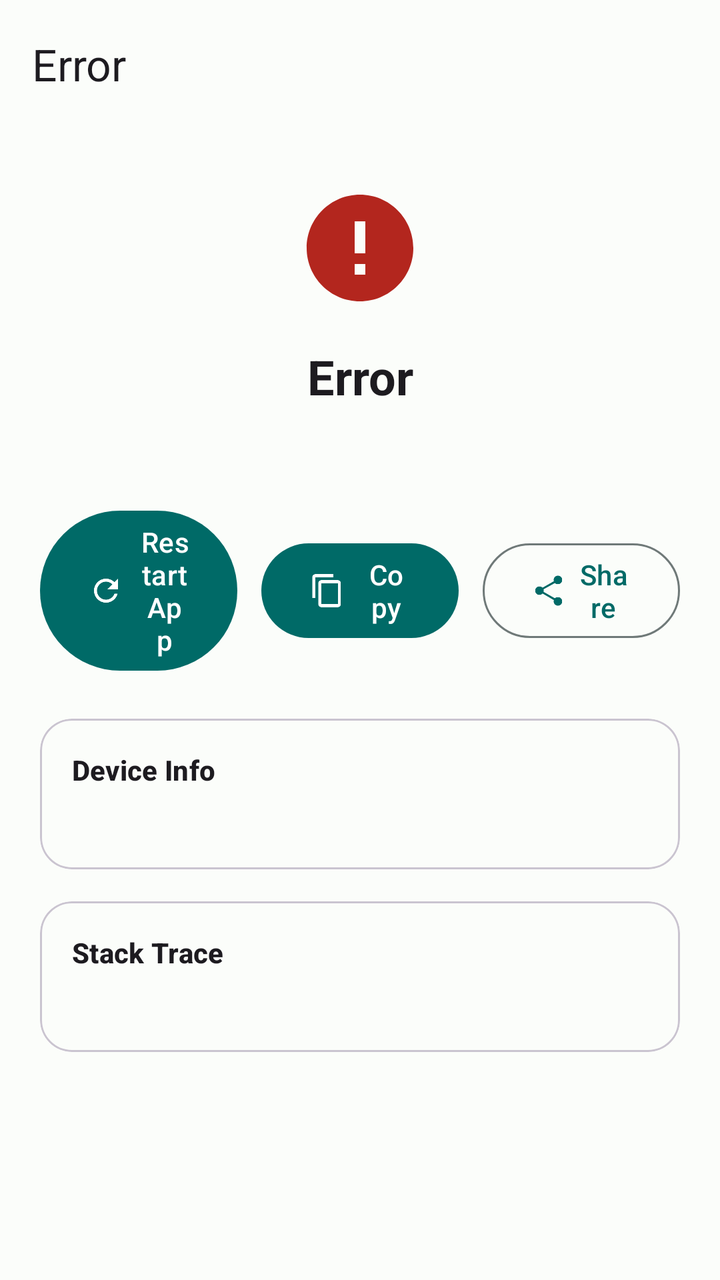
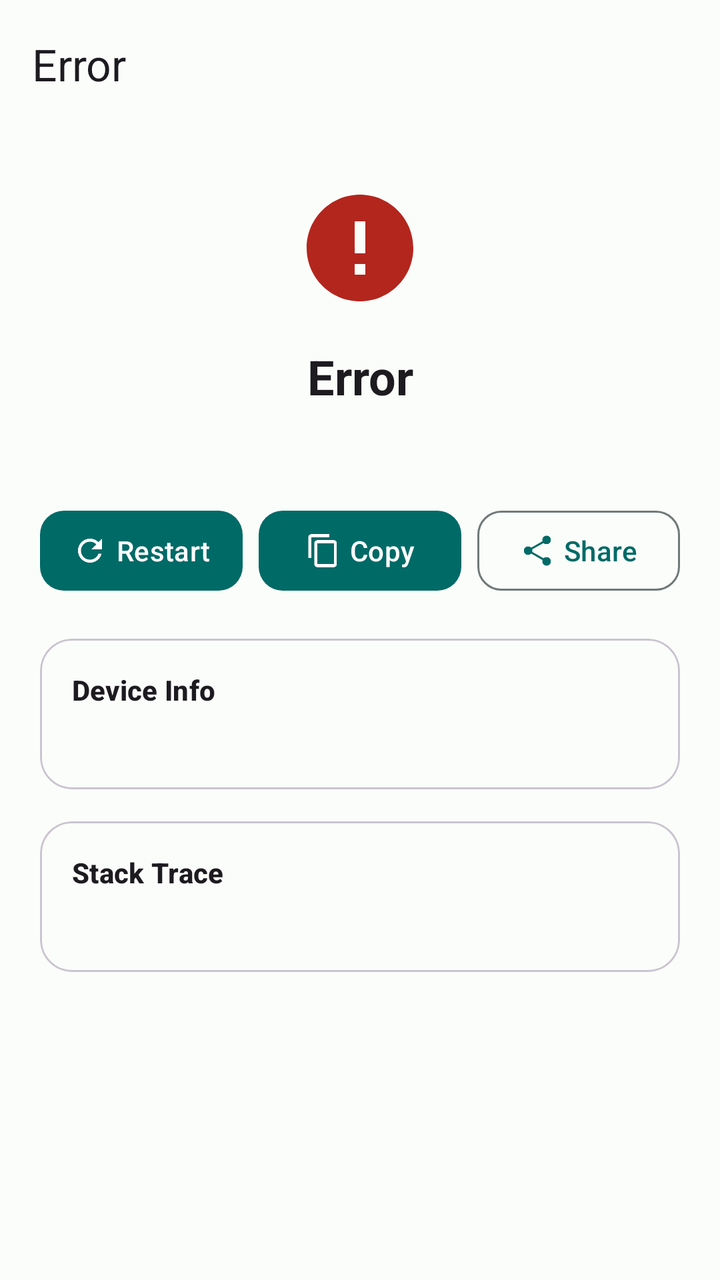

The first picture is an Android layout as it rendered before a commit; the second is the same layout after the commit. The layout source and the unified diff follow.
<!-- AndroidManifest.xml: application theme BaseTheme -->
<!-- res/layout/activity_crash.xml -->
<?xml version="1.0" encoding="utf-8"?>
<androidx.coordinatorlayout.widget.CoordinatorLayout xmlns:android="http://schemas.android.com/apk/res/android"
    xmlns:app="http://schemas.android.com/apk/res-auto"
    android:layout_width="match_parent"
    android:layout_height="match_parent"
    android:fitsSystemWindows="true">

    <com.google.android.material.appbar.AppBarLayout
        android:layout_width="match_parent"
        android:layout_height="wrap_content"
        android:fitsSystemWindows="true">

        <com.google.android.material.appbar.MaterialToolbar
            android:id="@+id/toolbar"
            android:layout_width="match_parent"
            android:layout_height="?attr/actionBarSize"
            app:title="@string/error_occurred" />

    </com.google.android.material.appbar.AppBarLayout>

    <androidx.core.widget.NestedScrollView
        android:layout_width="match_parent"
        android:layout_height="match_parent"
        android:fillViewport="true"
        app:layout_behavior="@string/appbar_scrolling_view_behavior">

        <LinearLayout
            android:layout_width="match_parent"
            android:layout_height="wrap_content"
            android:orientation="vertical"
            android:padding="20dp">

            <ImageView
                android:layout_width="64dp"
                android:layout_height="64dp"
                android:layout_gravity="center_horizontal"
                android:layout_marginTop="8dp"
                android:layout_marginBottom="16dp"
                android:src="@drawable/ic_error"
                app:tint="?attr/colorError" />

            <TextView
                android:layout_width="match_parent"
                android:layout_height="wrap_content"
                android:text="@string/error_occurred"
                android:textAlignment="center"
                android:textAppearance="?attr/textAppearanceHeadlineSmall"
                android:textStyle="bold" />

            <TextView
                android:id="@+id/crashSubtitle"
                android:layout_width="match_parent"
                android:layout_height="wrap_content"
                android:layout_marginTop="8dp"
                android:layout_marginBottom="20dp"
                android:textAlignment="center"
                android:textAppearance="?attr/textAppearanceBodyMedium"
                android:textColor="?android:attr/textColorSecondary" />

            <LinearLayout
                android:layout_width="match_parent"
                android:layout_height="wrap_content"
                android:layout_marginBottom="20dp"
                android:gravity="center"
                android:orientation="horizontal">

                <com.google.android.material.button.MaterialButton
                    android:id="@+id/restartBtn"
                    android:layout_width="0dp"
                    android:layout_height="wrap_content"
                    android:layout_marginEnd="6dp"
                    android:layout_weight="1"
                    android:text="@string/restart"
                    app:icon="@drawable/ic_refresh" />

                <com.google.android.material.button.MaterialButton
                    android:id="@+id/copyBtn"
                    style="?attr/materialButtonTonalStyle"
                    android:layout_width="0dp"
                    android:layout_height="wrap_content"
                    android:layout_marginStart="6dp"
                    android:layout_marginEnd="6dp"
                    android:layout_weight="1"
                    android:text="@string/copy"
                    app:icon="@drawable/ic_copy" />

                <com.google.android.material.button.MaterialButton
                    android:id="@+id/shareBtn"
                    style="?attr/materialButtonOutlinedStyle"
                    android:layout_width="0dp"
                    android:layout_height="wrap_content"
                    android:layout_marginStart="6dp"
                    android:layout_weight="1"
                    android:text="@string/share"
                    app:icon="@drawable/ic_share" />

            </LinearLayout>

            <com.google.android.material.card.MaterialCardView
                android:layout_width="match_parent"
                android:layout_height="wrap_content"
                android:layout_marginBottom="16dp"
                app:cardCornerRadius="16dp"
                app:cardElevation="0dp"
                app:strokeColor="?attr/colorOutlineVariant"
                app:strokeWidth="1dp">

                <LinearLayout
                    android:layout_width="match_parent"
                    android:layout_height="wrap_content"
                    android:orientation="vertical"
                    android:padding="16dp">

                    <TextView
                        android:layout_width="match_parent"
                        android:layout_height="wrap_content"
                        android:layout_marginBottom="8dp"
                        android:text="@string/device_info"
                        android:textAppearance="?attr/textAppearanceTitleSmall"
                        android:textStyle="bold" />

                    <TextView
                        android:id="@+id/deviceInfoText"
                        android:layout_width="match_parent"
                        android:layout_height="wrap_content"
                        android:textAppearance="?attr/textAppearanceBodySmall"
                        android:textColor="?android:attr/textColorSecondary" />

                </LinearLayout>

            </com.google.android.material.card.MaterialCardView>

            <com.google.android.material.card.MaterialCardView
                android:layout_width="match_parent"
                android:layout_height="wrap_content"
                android:layout_marginBottom="24dp"
                app:cardCornerRadius="16dp"
                app:cardElevation="0dp"
                app:strokeColor="?attr/colorOutlineVariant"
                app:strokeWidth="1dp">

                <LinearLayout
                    android:layout_width="match_parent"
                    android:layout_height="wrap_content"
                    android:orientation="vertical"
                    android:padding="16dp">

                    <TextView
                        android:layout_width="match_parent"
                        android:layout_height="wrap_content"
                        android:layout_marginBottom="8dp"
                        android:text="@string/stack_trace"
                        android:textAppearance="?attr/textAppearanceTitleSmall"
                        android:textStyle="bold" />

                    <HorizontalScrollView
                        android:layout_width="match_parent"
                        android:layout_height="wrap_content">

                        <TextView
                            android:id="@+id/stackTraceText"
                            android:layout_width="wrap_content"
                            android:layout_height="wrap_content"
                            android:fontFamily="monospace"
                            android:textAppearance="?attr/textAppearanceBodySmall"
                            android:textColor="?android:attr/textColorSecondary"
                            android:textIsSelectable="true" />

                    </HorizontalScrollView>

                </LinearLayout>

            </com.google.android.material.card.MaterialCardView>

        </LinearLayout>

    </androidx.core.widget.NestedScrollView>

</androidx.coordinatorlayout.widget.CoordinatorLayout>
<!-- resources referenced by this layout -->
<resources>
  <!-- drawable ic_copy (drawable) -->
  <vector xmlns:android="http://schemas.android.com/apk/res/android"
      android:width="24dp"
      android:height="24dp"
      android:tint="?attr/colorControlNormal"
      android:viewportWidth="24"
      android:viewportHeight="24">
      <path
          android:fillColor="@android:color/white"
          android:pathData="M16,1L4,1c-1.1,0 -2,0.9 -2,2v14h2L4,3h12L16,1zM19,5L8,5c-1.1,0 -2,0.9 -2,2v14c0,1.1 0.9,2 2,2h11c1.1,0 2,-0.9 2,-2L21,7c0,-1.1 -0.9,-2 -2,-2zM19,21L8,21L8,7h11v14z" />
  </vector>
  <!-- drawable ic_error (drawable) -->
  <vector xmlns:android="http://schemas.android.com/apk/res/android"
      android:width="24dp"
      android:height="24dp"
      android:tint="?attr/colorControlNormal"
      android:viewportWidth="24"
      android:viewportHeight="24">
      <path
          android:fillColor="@android:color/white"
          android:pathData="M12,2C6.48,2 2,6.48 2,12s4.48,10 10,10 10,-4.48 10,-10S17.52,2 12,2zM13,17h-2v-2h2v2zM13,13h-2V7h2v6z" />
  </vector>
  <!-- drawable ic_refresh (drawable) -->
  <vector xmlns:android="http://schemas.android.com/apk/res/android"
      android:width="24dp"
      android:height="24dp"
      android:tint="?attr/colorControlNormal"
      android:viewportWidth="24"
      android:viewportHeight="24">
      <path
          android:fillColor="@android:color/white"
          android:pathData="M17.65,6.35C16.2,4.9 14.21,4 12,4c-4.42,0 -7.99,3.58 -7.99,8s3.57,8 7.99,8c3.73,0 6.84,-2.55 7.73,-6h-2.08c-0.82,2.33 -3.04,4 -5.65,4 -3.31,0 -6,-2.69 -6,-6s2.69,-6 6,-6c1.66,0 3.14,0.69 4.22,1.78L13,11h7V4l-2.35,2.35z" />
  </vector>
  <string name="copy">Copy</string>
  <string name="device_info">Device Info</string>
  <string name="error_occurred">Error</string>
  <string name="restart">Restart App</string>
  <string name="share">Share</string>
  <string name="stack_trace">Stack Trace</string>
  <style name="Preference.SwitchPreferenceCompat.Material3" parent="@style/Preference.SwitchPreferenceCompat.Material">
  
          <item name="widgetLayout">@layout/view_preference_switch</item>
          <item name="singleLineTitle">false</item>
  
      </style>
  <style name="snackBarStyle" parent="@style/Widget.Material3.Snackbar">
          <item name="shapeAppearance">@style/ShapeAppearance.Material3.Corner.ExtraLarge</item>
          <item name="android:paddingStart">20dp</item>
          <item name="android:paddingEnd">20dp</item>
          <item name="maxLines">2</item>
          <item name="animationMode">slide</item>
      </style>
  <style name="AlertDialogTheme" parent="ThemeOverlay.Material3.MaterialAlertDialog">
          <item name="buttonBarPositiveButtonStyle">@style/PositiveButton</item>
          <item name="buttonBarNegativeButtonStyle">@style/Widget.Material3.Button.OutlinedButton</item>
          <item name="buttonBarNeutralButtonStyle">@style/Widget.Material3.Button.OutlinedButton</item>
      </style>
  <style name="PositiveButton" parent="Widget.Material3.Button">
          <item name="android:layout_marginStart">16dp</item>
      </style>
  <!-- unchanged entries left out for length: 2 -->
</resources>

<!-- the commit's change to res/layout/activity_crash.xml (unified diff, before → after) -->
@@ -68,31 +68,49 @@
                     android:id="@+id/restartBtn"
                     android:layout_width="0dp"
                     android:layout_height="wrap_content"
-                    android:layout_marginEnd="6dp"
+                    android:layout_marginEnd="4dp"
                     android:layout_weight="1"
+                    android:minHeight="48dp"
+                    android:paddingHorizontal="8dp"
                     android:text="@string/restart"
-                    app:icon="@drawable/ic_refresh" />
+                    app:cornerRadius="12dp"
+                    app:icon="@drawable/ic_refresh"
+                    app:iconGravity="textStart"
+                    app:iconPadding="4dp"
+                    app:iconSize="18dp" />
 
                 <com.google.android.material.button.MaterialButton
                     android:id="@+id/copyBtn"
                     style="?attr/materialButtonTonalStyle"
                     android:layout_width="0dp"
                     android:layout_height="wrap_content"
-                    android:layout_marginStart="6dp"
-                    android:layout_marginEnd="6dp"
+                    android:layout_marginStart="4dp"
+                    android:layout_marginEnd="4dp"
                     android:layout_weight="1"
+                    android:minHeight="48dp"
+                    android:paddingHorizontal="8dp"
                     android:text="@string/copy"
-                    app:icon="@drawable/ic_copy" />
+                    app:cornerRadius="12dp"
+                    app:icon="@drawable/ic_copy"
+                    app:iconGravity="textStart"
+                    app:iconPadding="4dp"
+                    app:iconSize="18dp" />
 
                 <com.google.android.material.button.MaterialButton
                     android:id="@+id/shareBtn"
                     style="?attr/materialButtonOutlinedStyle"
                     android:layout_width="0dp"
                     android:layout_height="wrap_content"
-                    android:layout_marginStart="6dp"
+                    android:layout_marginStart="4dp"
                     android:layout_weight="1"
+                    android:minHeight="48dp"
+                    android:paddingHorizontal="8dp"
                     android:text="@string/share"
-                    app:icon="@drawable/ic_share" />
+                    app:cornerRadius="12dp"
+                    app:icon="@drawable/ic_share"
+                    app:iconGravity="textStart"
+                    app:iconPadding="4dp"
+                    app:iconSize="18dp" />
 
             </LinearLayout>
 
<!-- resource entries referenced after the edit -->
@@ -36,7 +36,7 @@
   <string name="copy">Copy</string>
   <string name="device_info">Device Info</string>
   <string name="error_occurred">Error</string>
-  <string name="restart">Restart App</string>
+  <string name="restart">Restart</string>
   <string name="share">Share</string>
   <string name="stack_trace">Stack Trace</string>
   <style name="Preference.SwitchPreferenceCompat.Material3" parent="@style/Preference.SwitchPreferenceCompat.Material">
